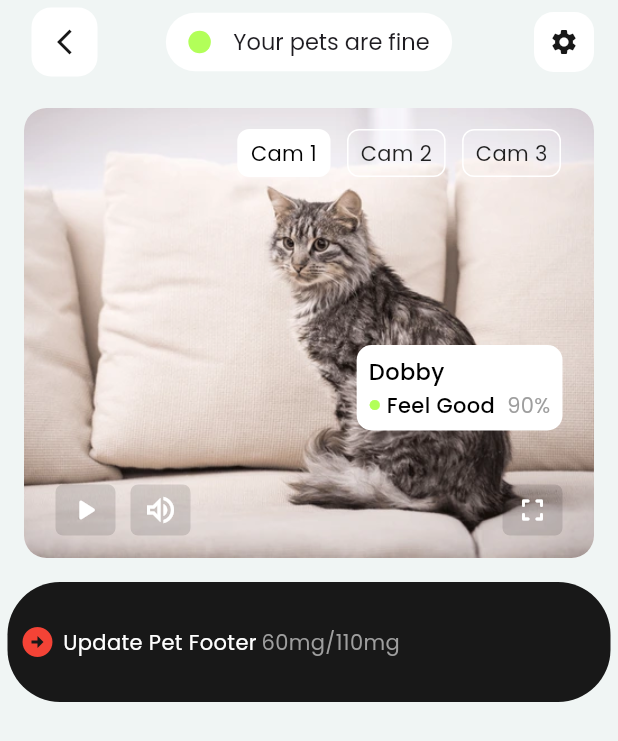
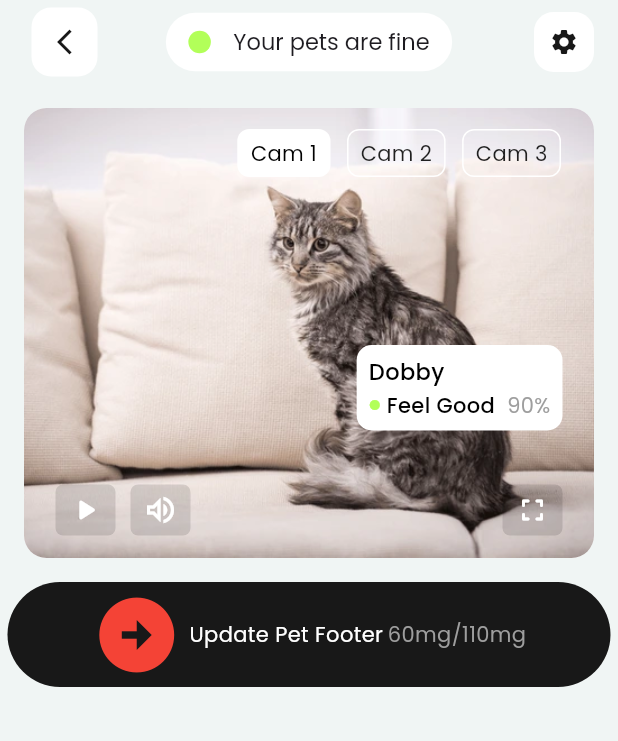
Before and after one commit to ragulsarma/smart-home-app, a Flutter app: the PetHomePage screen opened directly, on a phone screen of 412 x 824 dp. Shown: the top 741 px of the screen. Run offline on Flutter 3.47's test engine with Material 3 defaults, Android fonts, the phone set to English and light mode, and no system bars.

Commit message:
bottom button UI fix

```diff
--- a/lib/main.dart
+++ b/lib/main.dart
@@ -19,7 +19,7 @@ class MyApp extends StatelessWidget {
         useMaterial3: true,
         fontFamily: 'Poppins',
       ),
-      home: const HomePage()
+      home: const WelcomePage()
     );
   }
 }
--- a/lib/screens/pet_home_page.dart
+++ b/lib/screens/pet_home_page.dart
@@ -70,7 +70,10 @@ class _PetHomePageState extends State<PetHomePage> {
               const SizedBox(width: 16)
             ]),
         body: const Column(
-          children: [PetCamViewWidget(), BottomButtonWidget()],
+          children: [PetCamViewWidget(), BottomButtonWidget(
+            title: 'Update Pet Footer',
+            showSubTitle: true,
+          )],
         ));
   }
 }
--- a/lib/widgets/pet_page_widgets/bottom_button_widget.dart
+++ b/lib/widgets/pet_page_widgets/bottom_button_widget.dart
@@ -1,8 +1,14 @@
+import 'package:flutter/cupertino.dart';
 import 'package:flutter/material.dart';
 import 'package:smart_home_ui/utils/app_colors.dart';
 
 class BottomButtonWidget extends StatefulWidget {
-  const BottomButtonWidget({Key? key}) : super(key: key);
+  const BottomButtonWidget(
+      {Key? key, required this.title, this.showSubTitle = false})
+      : super(key: key);
+
+  final String title;
+  final bool showSubTitle;
 
   @override
   State<BottomButtonWidget> createState() => _BottomButtonWidgetState();
@@ -14,32 +20,49 @@ class _BottomButtonWidgetState extends State<BottomButtonWidget> {
     return Container(
       padding: const EdgeInsets.symmetric(horizontal: 8, vertical: 5),
       margin: const EdgeInsets.symmetric(horizontal: 5),
-      height: 80,
+      height: 70,
       decoration: const BoxDecoration(
           // border: Border.all(color: Colors.white),
           color: AppColors.primaryColor,
           borderRadius: BorderRadius.all(Radius.circular(35))),
       child: Row(
+        mainAxisAlignment: MainAxisAlignment.center,
         children: [
-          Container(
+          Align(
+            alignment: Alignment.centerLeft,
+            child: Container(
+              // height: 50,
+              // width: 50,
               decoration: const BoxDecoration(
                   color: AppColors.primaryColor,
-                borderRadius: BorderRadius.all(Radius.circular(35))),
+                  shape: BoxShape.circle,
+                  // borderRadius: BorderRadius.all(Radius.circular(35))
+              ),
               child: const Icon(
                 Icons.arrow_circle_right_sharp,
                 color: Colors.red,
+                size: 60,
+              ),
             ),
           ),
           const SizedBox(width: 5),
-          const Text(
-            'Update Pet Footer',
+          Row(
+            mainAxisAlignment: MainAxisAlignment.center,
+            children: [
+              Text(
+                widget.title,
                 style: TextStyle(color: Colors.white),
               ),
+              if (widget.showSubTitle) ...[
                 const SizedBox(width: 3),
                 const Text(
                   '60mg/110mg',
                   style: TextStyle(color: Colors.grey),
                 ),
+              ]
+            ],
+          )
+
         ],
       ),
     );
```
Lines whose indentation alone changed are shown as unchanged.
